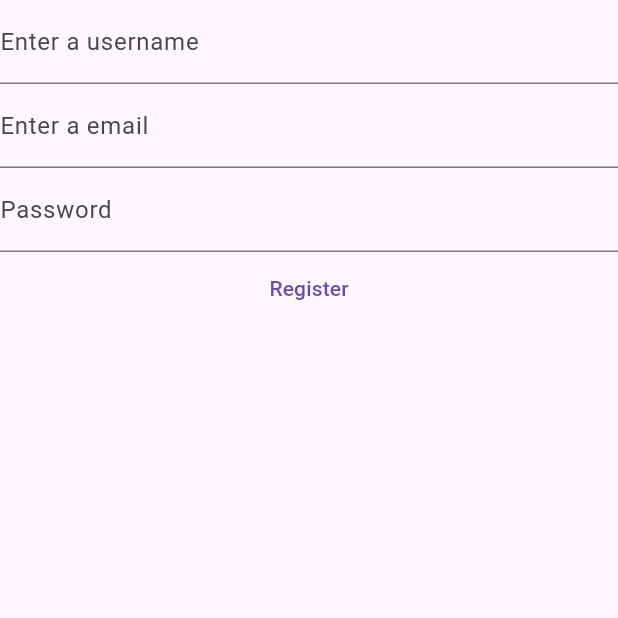
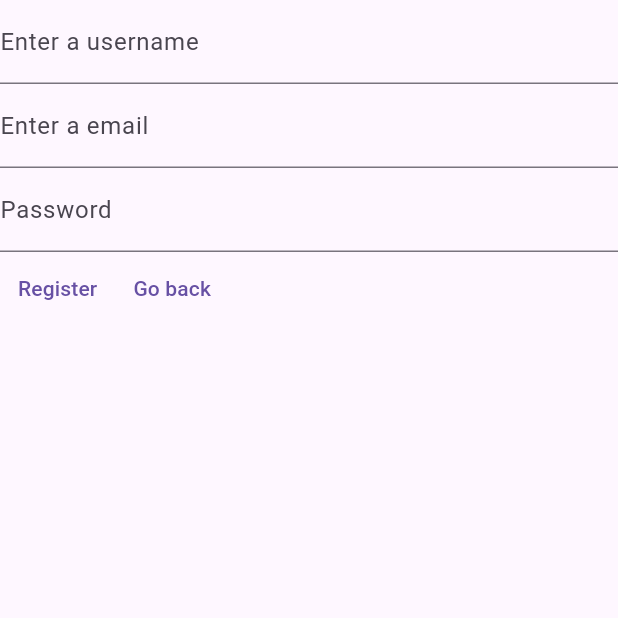
Before and after one commit to luckyweNda/simpleweb, a Flutter app: the RegisterPage screen opened by its route, on a phone screen of 412 x 824 dp, the top half of it. Run offline on Flutter 3.47's test engine with Material 3 defaults, Android fonts, the phone set to English and light mode, and no system bars; our stand-ins replace go_router, shared_preferences; accounts and stored records are empty; network calls fail.

Commit message:
add go back in login and register page

```diff
--- a/ui/lib/register_page.dart
+++ b/ui/lib/register_page.dart
@@ -86,11 +86,18 @@ class _RegisterBlockState extends State<RegisterBlock> {
         ),
         _handlingRegister
             ? const CircularProgressIndicator()
-            : TextButton(
-                onPressed: () {
-                  _handleRegister(context);
-                },
-                child: const Text("Register")),
+            : Row(
+                children: [
+                  TextButton(
+                      onPressed: () {
+                        _handleRegister(context);
+                      },
+                      child: const Text("Register")),
+                  TextButton(
+                      onPressed: () => context.go("/"),
+                      child: const Text("Go back"))
+                ],
+              ),
       ],
     );
   }
```
Also changed, not shown: ui/lib/login_page.dart (+12 -5 lines).
